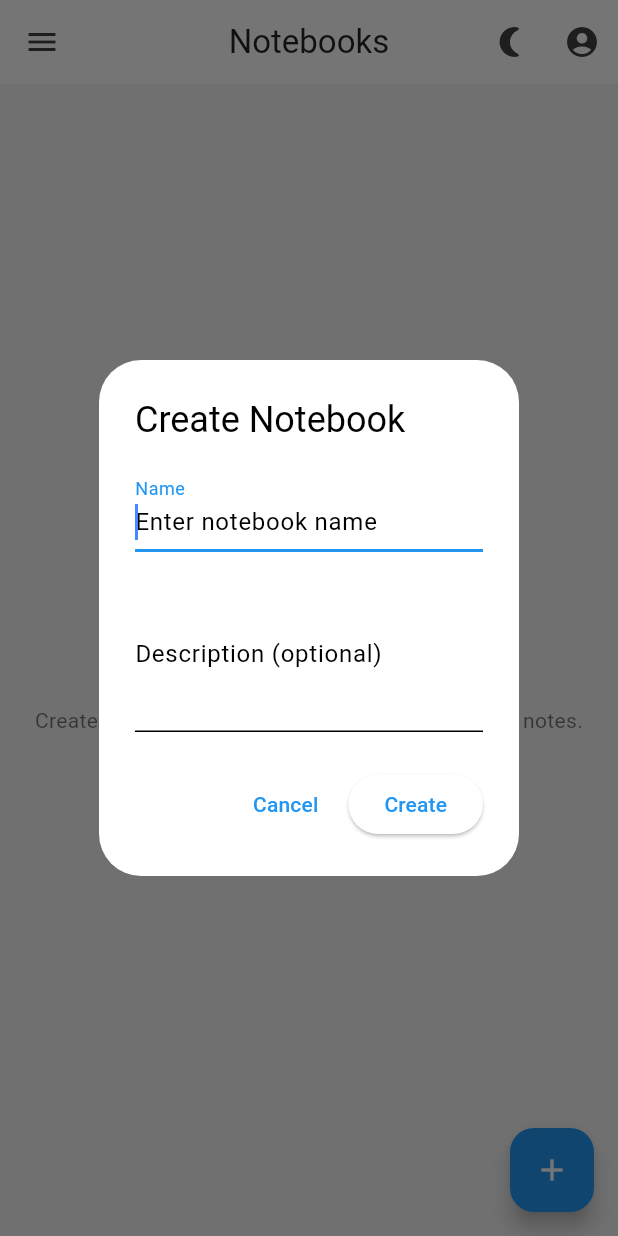
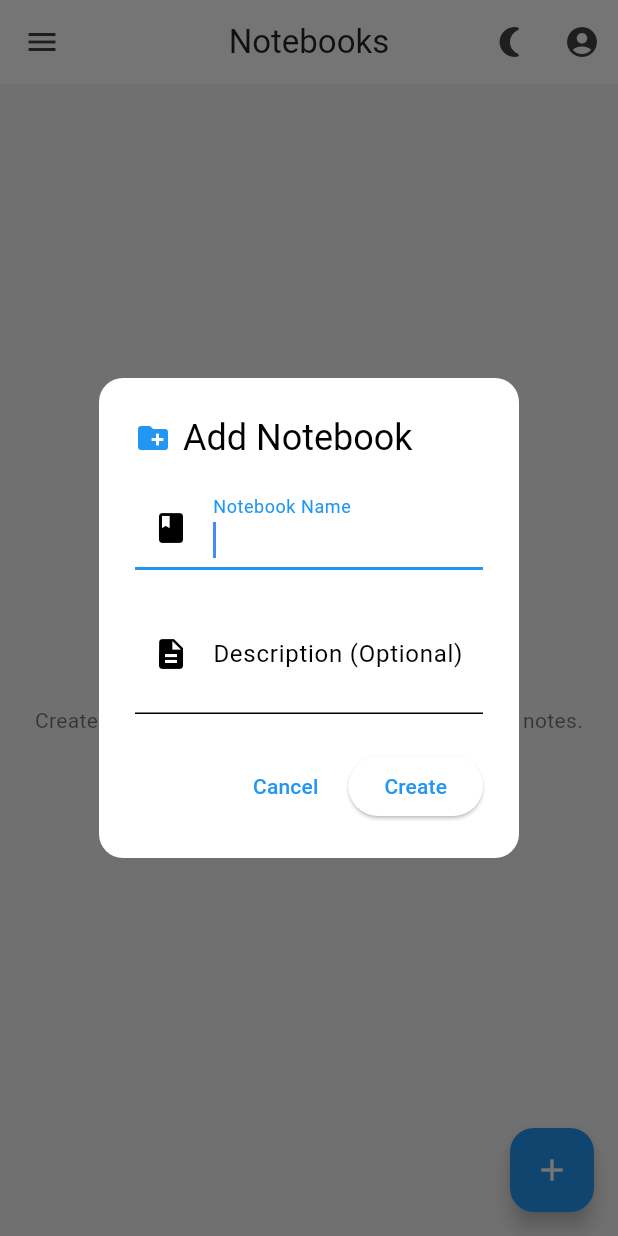
Before and after one commit to owlistic-notes/owlistic, a Flutter app: the NotebooksScreen screen opened by its route, after a tap on the "add" icon, on a phone screen of 412 x 824 dp. Run offline on Flutter 3.47's test engine with Material 3 defaults, Android fonts, the phone set to English and light mode, and no system bars; our stand-ins replace file_picker, flutter_secure_storage, go_router, ionicons, nested, share_plus and 1 more; missing offline and left inert: follow_the_leader, overlord, super_editor, super_editor_markdown; accounts and stored records are empty; statements that could not run were skipped.

Commit message:
Align add notebook dialog in notebooks screen

```diff
--- a/src/frontend/lib/screens/notebooks_screen.dart
+++ b/src/frontend/lib/screens/notebooks_screen.dart
@@ -105,7 +105,7 @@ class _NotebooksScreenState extends State<NotebooksScreen> {
         icon: Icons.book,
         title: 'No Notebooks',
         message: 'Create your first notebook to start organizing your notes.',
-        actionLabel: 'Create Notebook',
+        actionLabel: 'Add Notebook',
         onAction: () => _showAddNotebookDialog(context),
       );
     }
@@ -415,16 +415,25 @@ class _NotebooksScreenState extends State<NotebooksScreen> {
 
     showDialog(
       context: context,
-      builder: (context) => AlertDialog(
-        title: const Text('Create Notebook'),
+      builder: (ctx) => AlertDialog(
+        shape: RoundedRectangleBorder(
+          borderRadius: BorderRadius.circular(16),
+        ),
+        title: Row(
+          children: [
+            Icon(Icons.create_new_folder, color: Theme.of(context).primaryColor),
+            const SizedBox(width: 8),
+            const Text('Add Notebook'),
+          ],
+        ),
         content: Column(
           mainAxisSize: MainAxisSize.min,
           children: [
             TextField(
               controller: nameController,
               decoration: const InputDecoration(
-                labelText: 'Name',
-                hintText: 'Enter notebook name',
+                labelText: 'Notebook Name',
+                prefixIcon: Icon(Icons.book),
               ),
               autofocus: true,
             ),
@@ -432,16 +441,18 @@ class _NotebooksScreenState extends State<NotebooksScreen> {
             TextField(
               controller: descriptionController,
               decoration: const InputDecoration(
-                labelText: 'Description (optional)',
-                hintText: 'Enter notebook description',
+                labelText: 'Description (Optional)',
+                prefixIcon: Icon(Icons.description),
               ),
-              maxLines: 3,
+              maxLines: 2,
             ),
           ],
         ),
         actions: [
           TextButton(
-            onPressed: () => Navigator.pop(context),
+            onPressed: () {
+              Navigator.pop(context);
+            },
             child: const Text('Cancel'),
           ),
           ElevatedButton(
```
